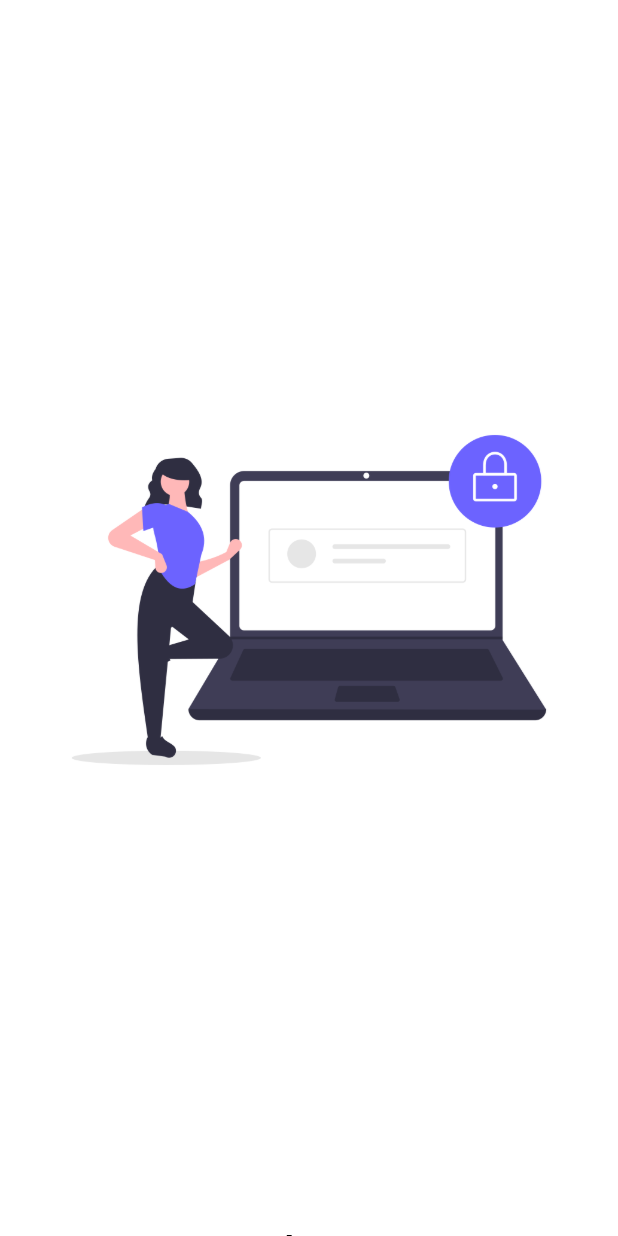
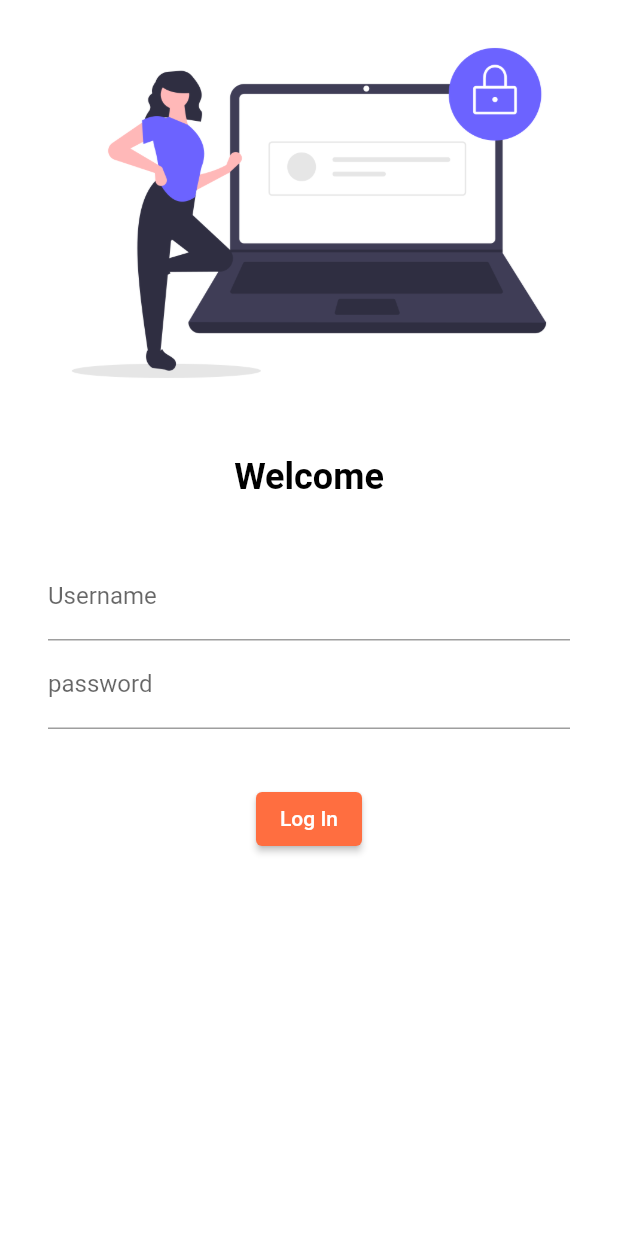
Before and after one commit to abhinav3254/Catalog-Application, a Flutter app: the screen it shows after launch, on a phone screen of 412 x 824 dp. Run offline on Flutter 3.47's test engine with Material 2 defaults, Android fonts, the phone set to English and light mode, and no system bars.

Commit message:
wrapping with scroll view

```diff
--- a/lib/screens/LogInPage.dart
+++ b/lib/screens/LogInPage.dart
@@ -13,7 +13,6 @@ class LogInPage extends StatelessWidget {
             // One widget
             Image.asset(
               'assets/images/loginpng.png',
-              height: 800,
             ),
 
             // adding space between image and text
```
